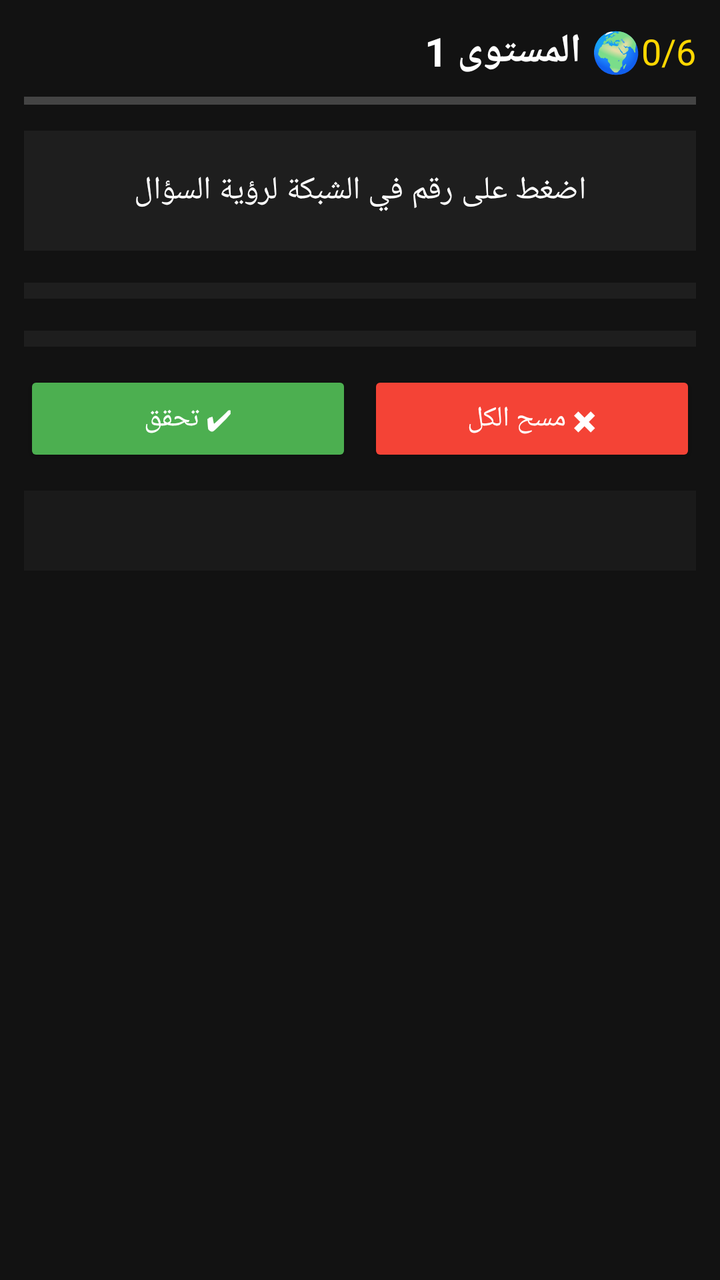
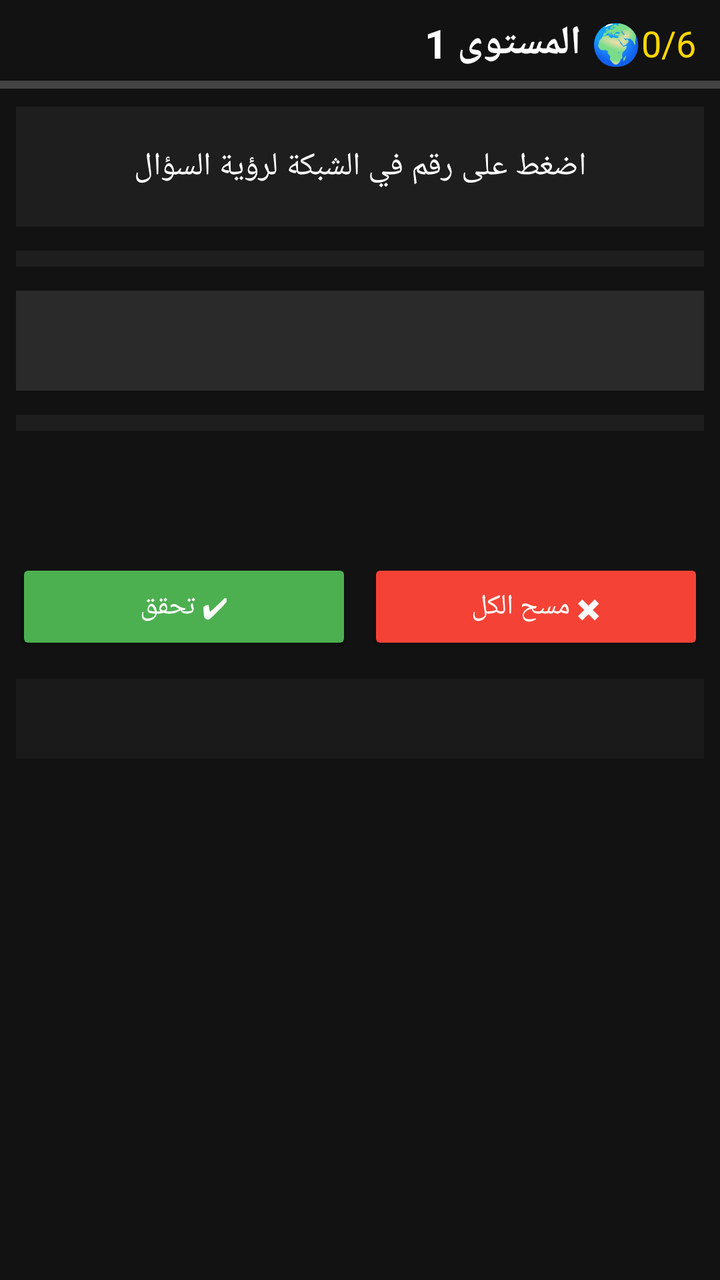

Compare the two renders of this Android layout. The source of the first and the diff that turns it into the second are given below.
<!-- AndroidManifest.xml: activity theme Theme.AppCompat.NoActionBar -->
<!-- res/layout/activity_crossword.xml -->
<?xml version="1.0" encoding="utf-8"?>
<LinearLayout xmlns:android="http://schemas.android.com/apk/res/android"
    android:layout_width="match_parent"
    android:layout_height="match_parent"
    android:orientation="vertical"
    android:background="#121212"
    android:padding="12dp">

    <LinearLayout
        android:layout_width="match_parent"
        android:layout_height="wrap_content"
        android:orientation="horizontal"
        android:gravity="center_vertical">

        <TextView
            android:id="@+id/tv_level"
            android:layout_width="0dp"
            android:layout_height="wrap_content"
            android:layout_weight="1"
            android:text="🌍 المستوى 1"
            android:textSize="20sp"
            android:textColor="#FFFFFF"
            android:textStyle="bold" />

        <TextView
            android:id="@+id/tv_progress"
            android:layout_width="wrap_content"
            android:layout_height="wrap_content"
            android:text="0/6"
            android:textSize="18sp"
            android:textColor="#FFD700" />
    </LinearLayout>

    <ProgressBar
        android:id="@+id/progress_bar"
        style="?android:attr/progressBarStyleHorizontal"
        android:layout_width="match_parent"
        android:layout_height="6dp"
        android:layout_marginTop="8dp"
        android:progress="0"
        android:max="100"
        android:progressTint="#4CAF50" />

    <TextView
        android:id="@+id/tv_question"
        android:layout_width="match_parent"
        android:layout_height="wrap_content"
        android:layout_marginTop="12dp"
        android:text="اضغط على رقم في الشبكة لرؤية السؤال"
        android:textSize="16sp"
        android:textColor="#FFFFFF"
        android:gravity="center"
        android:background="#1E1E1E"
        android:padding="12dp"
        android:minHeight="60dp" />

    <GridLayout
        android:id="@+id/grid_crossword"
        android:layout_width="match_parent"
        android:layout_height="wrap_content"
        android:layout_marginTop="16dp"
        android:rowCount="5"
        android:columnCount="5"
        android:background="#1E1E1E"
        android:padding="4dp" />

    <GridLayout
        android:id="@+id/keyboard"
        android:layout_width="match_parent"
        android:layout_height="wrap_content"
        android:layout_marginTop="16dp"
        android:rowCount="3"
        android:columnCount="10"
        android:background="#1E1E1E"
        android:padding="4dp" />

    <LinearLayout
        android:layout_width="match_parent"
        android:layout_height="wrap_content"
        android:layout_marginTop="12dp"
        android:orientation="horizontal"
        android:gravity="center">

        <Button
            android:id="@+id/btn_check"
            android:layout_width="0dp"
            android:layout_height="48dp"
            android:layout_weight="1"
            android:text="✔ تحقق"
            android:backgroundTint="#4CAF50"
            android:textColor="#FFFFFF"
            android:layout_marginEnd="4dp" />

        <Button
            android:id="@+id/btn_clear"
            android:layout_width="0dp"
            android:layout_height="48dp"
            android:layout_weight="1"
            android:text="✖ مسح الكل"
            android:backgroundTint="#F44336"
            android:textColor="#FFFFFF"
            android:layout_marginStart="4dp" />
    </LinearLayout>

    <TextView
        android:id="@+id/tv_motivation"
        android:layout_width="match_parent"
        android:layout_height="wrap_content"
        android:layout_marginTop="12dp"
        android:text=""
        android:textSize="14sp"
        android:textColor="#FFD700"
        android:gravity="center"
        android:background="#1A1A1A"
        android:padding="8dp"
        android:minHeight="40dp"
        android:textStyle="bold" />

</LinearLayout>
<!-- resources referenced by this layout -->
<resources>

</resources>

<!-- the commit's change to res/layout/activity_crossword.xml (unified diff, before → after) -->
@@ -3,14 +3,17 @@
     android:layout_width="match_parent"
     android:layout_height="match_parent"
     android:orientation="vertical"
-    android:background="#121212"
-    android:padding="12dp">
+    android:background="#121212">
 
     <LinearLayout
         android:layout_width="match_parent"
         android:layout_height="wrap_content"
         android:orientation="horizontal"
-        android:gravity="center_vertical">
+        android:gravity="center_vertical"
+        android:paddingStart="12dp"
+        android:paddingEnd="12dp"
+        android:paddingTop="8dp"
+        android:background="#121212">
 
         <TextView
             android:id="@+id/tv_level"
@@ -36,84 +39,129 @@
         style="?android:attr/progressBarStyleHorizontal"
         android:layout_width="match_parent"
         android:layout_height="6dp"
-        android:layout_marginTop="8dp"
+        android:layout_marginTop="4dp"
         android:progress="0"
         android:max="100"
         android:progressTint="#4CAF50" />
 
-    <TextView
-        android:id="@+id/tv_question"
+    <ScrollView
         android:layout_width="match_parent"
-        android:layout_height="wrap_content"
-        android:layout_marginTop="12dp"
-        android:text="اضغط على رقم في الشبكة لرؤية السؤال"
-        android:textSize="16sp"
-        android:textColor="#FFFFFF"
-        android:gravity="center"
-        android:background="#1E1E1E"
-        android:padding="12dp"
-        android:minHeight="60dp" />
+        android:layout_height="0dp"
+        android:layout_weight="1"
+        android:fillViewport="true"
+        android:scrollbars="vertical"
+        android:paddingStart="8dp"
+        android:paddingEnd="8dp">
 
-    <GridLayout
-        android:id="@+id/grid_crossword"
-        android:layout_width="match_parent"
-        android:layout_height="wrap_content"
-        android:layout_marginTop="16dp"
-        android:rowCount="5"
-        android:columnCount="5"
-        android:background="#1E1E1E"
-        android:padding="4dp" />
+        <LinearLayout
+            android:layout_width="match_parent"
+            android:layout_height="wrap_content"
+            android:orientation="vertical"
+            android:paddingTop="8dp"
+            android:paddingBottom="8dp">
 
-    <GridLayout
-        android:id="@+id/keyboard"
-        android:layout_width="match_parent"
-        android:layout_height="wrap_content"
-        android:layout_marginTop="16dp"
-        android:rowCount="3"
-        android:columnCount="10"
-        android:background="#1E1E1E"
-        android:padding="4dp" />
+            <TextView
+                android:id="@+id/tv_question"
+                android:layout_width="match_parent"
+                android:layout_height="wrap_content"
+                android:text="اضغط على رقم في الشبكة لرؤية السؤال"
+                android:textSize="16sp"
+                android:textColor="#FFFFFF"
+                android:gravity="center"
+                android:background="#1E1E1E"
+                android:padding="12dp"
+                android:minHeight="60dp" />
 
-    <LinearLayout
-        android:layout_width="match_parent"
-        android:layout_height="wrap_content"
-        android:layout_marginTop="12dp"
-        android:orientation="horizontal"
-        android:gravity="center">
+            <GridLayout
+                android:id="@+id/grid_crossword"
+                android:layout_width="match_parent"
+                android:layout_height="wrap_content"
+                android:layout_marginTop="12dp"
+                android:rowCount="5"
+                android:columnCount="5"
+                android:background="#1E1E1E"
+                android:padding="4dp"
+                android:layout_gravity="center" />
 
-        <Button
-            android:id="@+id/btn_check"
-            android:layout_width="0dp"
-            android:layout_height="48dp"
-            android:layout_weight="1"
-            android:text="✔ تحقق"
-            android:backgroundTint="#4CAF50"
-            android:textColor="#FFFFFF"
-            android:layout_marginEnd="4dp" />
+            <TextView
+                android:id="@+id/tv_selected_word"
+                android:layout_width="match_parent"
+                android:layout_height="wrap_content"
+                android:layout_marginTop="12dp"
+                android:text=""
+                android:textSize="22sp"
+                android:textColor="#FFD700"
+                android:gravity="center"
+                android:background="#2A2A2A"
+                android:padding="10dp"
+                android:minHeight="50dp"
+                android:textStyle="bold" />
 
-        <Button
-            android:id="@+id/btn_clear"
-            android:layout_width="0dp"
-            android:layout_height="48dp"
-            android:layout_weight="1"
-            android:text="✖ مسح الكل"
-            android:backgroundTint="#F44336"
-            android:textColor="#FFFFFF"
-            android:layout_marginStart="4dp" />
-    </LinearLayout>
+            <GridLayout
+                android:id="@+id/keyboard"
+                android:layout_width="match_parent"
+                android:layout_height="wrap_content"
+                android:layout_marginTop="12dp"
+                android:rowCount="3"
+                android:columnCount="10"
+                android:background="#1E1E1E"
+                android:padding="4dp"
+                android:layout_gravity="center" />
 
-    <TextView
-        android:id="@+id/tv_motivation"
-        android:layout_width="match_parent"
-        android:layout_height="wrap_content"
-        android:layout_marginTop="12dp"
-        android:text=""
-        android:textSize="14sp"
-        android:textColor="#FFD700"
-        android:gravity="center"
-        android:background="#1A1A1A"
-        android:padding="8dp"
-        android:minHeight="40dp"
-        android:textStyle="bold" />
+            <TextView
+                android:id="@+id/tv_found_words"
+                android:layout_width="match_parent"
+                android:layout_height="wrap_content"
+                android:layout_marginTop="12dp"
+                android:text=""
+                android:textSize="14sp"
+                android:textColor="#AAAAAA"
+                android:gravity="center"
+                android:minHeight="40dp" />
+
+            <LinearLayout
+                android:layout_width="match_parent"
+                android:layout_height="wrap_content"
+                android:layout_marginTop="12dp"
+                android:orientation="horizontal"
+                android:gravity="center">
+
+                <Button
+                    android:id="@+id/btn_check"
+                    android:layout_width="0dp"
+                    android:layout_height="48dp"
+                    android:layout_weight="1"
+                    android:text="✔ تحقق"
+                    android:backgroundTint="#4CAF50"
+                    android:textColor="#FFFFFF"
+                    android:layout_marginEnd="4dp" />
+
+                <Button
+                    android:id="@+id/btn_clear"
+                    android:layout_width="0dp"
+                    android:layout_height="48dp"
+                    android:layout_weight="1"
+                    android:text="✖ مسح الكل"
+                    android:backgroundTint="#F44336"
+                    android:textColor="#FFFFFF"
+                    android:layout_marginStart="4dp" />
+            </LinearLayout>
+
+            <TextView
+                android:id="@+id/tv_motivation"
+                android:layout_width="match_parent"
+                android:layout_height="wrap_content"
+                android:layout_marginTop="12dp"
+                android:text=""
+                android:textSize="14sp"
+                android:textColor="#FFD700"
+                android:gravity="center"
+                android:background="#1A1A1A"
+                android:padding="8dp"
+                android:minHeight="40dp"
+                android:textStyle="bold" />
+
+        </LinearLayout>
+    </ScrollView>
 
 </LinearLayout>
